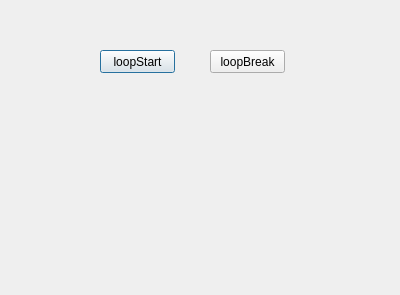
First picture: the form in untitled.ui, repository OQOOO/Smart-CCTV-GUI, before the edit.
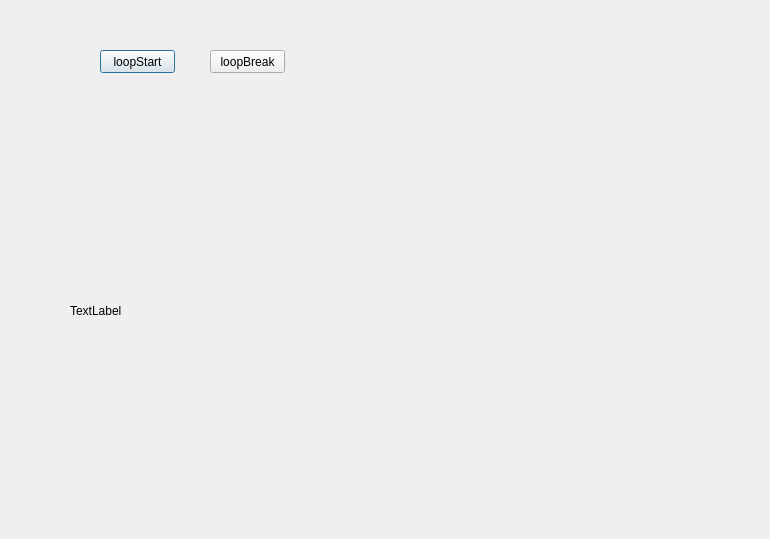
Second picture: the form after the edit.

The edit to the form file:
```diff
--- a/untitled.ui
+++ b/untitled.ui
@@ -6,8 +6,8 @@
    <rect>
     <x>0</x>
     <y>0</y>
-    <width>400</width>
-    <height>295</height>
+    <width>770</width>
+    <height>539</height>
    </rect>
   </property>
   <property name="windowTitle">
@@ -39,6 +39,19 @@
     <string>loopBreak</string>
    </property>
   </widget>
+  <widget class="QLabel" name="imgTest">
+   <property name="geometry">
+    <rect>
+     <x>70</x>
+     <y>130</y>
+     <width>641</width>
+     <height>361</height>
+    </rect>
+   </property>
+   <property name="text">
+    <string>TextLabel</string>
+   </property>
+  </widget>
  </widget>
  <resources/>
  <connections/>
```
